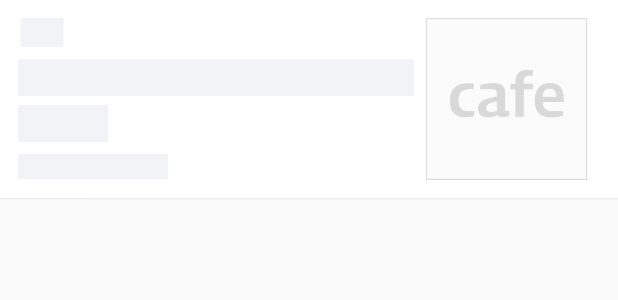
After one commit to Ssioo/daum_cafe_mock_android_sio, an Android app: the layout item_article_default_popular.xml on its own in the app's theme, with its tools: preview values and no code run, on a phone screen of 412 x 824 dp. The commit adds this screen. Shown: the top 300 px of the screen. Run offline under Robolectric (Android 15) with nearby library versions, the phone set to English and light mode, and no system bars.

```diff
--- a/app/src/main/java/com/softsquared/softsquared_daum_cafe/src/chat/ChatActivity.java
+++ b/app/src/main/java/com/softsquared/softsquared_daum_cafe/src/chat/ChatActivity.java
@@ -68,6 +68,7 @@ public class ChatActivity extends BaseActivity implements ChatActivityView {
             public void onChildAdded(@NonNull DataSnapshot dataSnapshot, @Nullable String s) {
                 ChatRequest chatRequest = dataSnapshot.getValue(ChatRequest.class);
                 chatListViewAdapter.addChat(chatRequest);
+                rvChat.scrollToPosition(chatListViewAdapter.getItemCount() - 1);
             }
 
             @Override
@@ -110,10 +111,11 @@ public class ChatActivity extends BaseActivity implements ChatActivityView {
         switch (v.getId()) {
             case R.id.tv_submit_chat:
                 Date createdAt = new Date();
-                ChatRequest chatRequest = new ChatRequest(sSharedPreferences.getString(USER_ID, ""), etInputChat.getText().toString(), createdAt.getTime());
+                ChatRequest chatRequest = new ChatRequest(sSharedPreferences.getString(USER_NAME, ""), etInputChat.getText().toString(), createdAt.getTime());
                 fdrChat.push().setValue(chatRequest);
                 etInputChat.setText("");
                 break;
         }
     }
+
 }
--- a/app/src/main/java/com/softsquared/softsquared_daum_cafe/src/chat/adapter/ChatListViewAdapter.java
+++ b/app/src/main/java/com/softsquared/softsquared_daum_cafe/src/chat/adapter/ChatListViewAdapter.java
@@ -17,7 +17,7 @@ import java.util.ArrayList;
 import java.util.Date;
 import java.util.Locale;
 
-import static com.softsquared.softsquared_daum_cafe.src.ApplicationClass.USER_ID;
+import static com.softsquared.softsquared_daum_cafe.src.ApplicationClass.USER_NAME;
 import static com.softsquared.softsquared_daum_cafe.src.ApplicationClass.sSharedPreferences;
 
 public class ChatListViewAdapter extends RecyclerView.Adapter {
@@ -68,7 +68,7 @@ public class ChatListViewAdapter extends RecyclerView.Adapter {
 
     @Override
     public int getItemViewType(int position) {
-        if (chatRequests.get(position).getUserName().equals(sSharedPreferences.getString(USER_ID, "")))
+        if (chatRequests.get(position).getUserName().equals(sSharedPreferences.getString(USER_NAME, "")))
             return VIEWTYPE_MINE;
         else
             return VIEWTYPE_OTHERS;
--- a/app/src/main/java/com/softsquared/softsquared_daum_cafe/src/main/fragments/popular/adapter/PopularArticlesPager.java
+++ b/app/src/main/java/com/softsquared/softsquared_daum_cafe/src/main/fragments/popular/adapter/PopularArticlesPager.java
@@ -7,16 +7,17 @@ import androidx.fragment.app.FragmentStatePagerAdapter;
 
 import com.softsquared.softsquared_daum_cafe.src.main.fragments.popular.fragments.PopularArticleListFragment;
 import com.softsquared.softsquared_daum_cafe.src.main.fragments.popular.models.Article;
+import com.softsquared.softsquared_daum_cafe.src.main.fragments.popular.models.PopularResponse;
 
 import java.util.ArrayList;
 
 public class PopularArticlesPager extends FragmentStatePagerAdapter {
 
-    ArrayList<ArrayList<Article>> articles;
+    ArrayList<ArrayList<PopularResponse.Result>> articles;
     private int viewType;
 
 
-    public PopularArticlesPager(@NonNull FragmentManager fm, ArrayList<ArrayList<Article>> articles, int viewType) {
+    public PopularArticlesPager(@NonNull FragmentManager fm, ArrayList<ArrayList<PopularResponse.Result>> articles, int viewType) {
         super(fm);
         this.articles = articles;
         this.viewType = viewType;
--- a/app/src/main/java/com/softsquared/softsquared_daum_cafe/src/signselect/signin/interfaces/SignInActivityView.java
+++ b/app/src/main/java/com/softsquared/softsquared_daum_cafe/src/signselect/signin/interfaces/SignInActivityView.java
@@ -4,7 +4,9 @@ import android.view.View;
 
 public interface SignInActivityView extends View.OnClickListener{
 
-    void validateSuccess(String token, String id, String name);
+    void validateSuccessWithNewToken(String token, String id, String name);
+
+    void validateSuccessWithoutNewToken(String name);
 
     void validateFailure(String message);
 }
--- a/app/src/main/java/com/softsquared/softsquared_daum_cafe/src/signselect/signin/models/SignInResponse.java
+++ b/app/src/main/java/com/softsquared/softsquared_daum_cafe/src/signselect/signin/models/SignInResponse.java
@@ -6,6 +6,8 @@ import com.softsquared.softsquared_daum_cafe.src.common.models.DefaultResponse;
 public class SignInResponse extends DefaultResponse {
     @SerializedName("jwt")
     private String token;
+
+    @SerializedName("name") String name; // token으로 로그인 시 resonse.
 
     @SerializedName("userInfo")
     private UserInfo userInfo;
@@ -19,6 +21,10 @@ public class SignInResponse extends DefaultResponse {
 
     public UserInfo getUserInfo() {
         return userInfo;
+    }
+
+    public String getName() {
+        return name;
     }
 
     public static class UserInfo {
--- a/app/src/main/java/com/softsquared/softsquared_daum_cafe/src/signselect/signout/SignOutActivity.java
+++ b/app/src/main/java/com/softsquared/softsquared_daum_cafe/src/signselect/signout/SignOutActivity.java
@@ -12,6 +12,7 @@ import androidx.appcompat.app.AlertDialog;
 import com.softsquared.softsquared_daum_cafe.R;
 import com.softsquared.softsquared_daum_cafe.src.BaseActivity;
 import com.softsquared.softsquared_daum_cafe.src.signselect.signout.interfaces.SignOutActivityView;
+import com.softsquared.softsquared_daum_cafe.src.splash.SplashActivity;
 
 import static com.softsquared.softsquared_daum_cafe.src.ApplicationClass.USER_ID;
 import static com.softsquared.softsquared_daum_cafe.src.ApplicationClass.USER_LOGINNED;
@@ -63,9 +64,10 @@ public class SignOutActivity extends BaseActivity implements SignOutActivityView
                         .setPositiveButton("확인", new DialogInterface.OnClickListener() {
                             @Override
                             public void onClick(DialogInterface dialog, int which) {
-                                sSharedPreferences.edit().putString(X_ACCESS_TOKEN, null).apply();
+                                sSharedPreferences.edit().remove(X_ACCESS_TOKEN).apply();
                                 sSharedPreferences.edit().putBoolean(USER_LOGINNED, false).apply();
                                 dialog.dismiss();
+                                startNextActivity(SplashActivity.class);
                                 finish();
                             }
                         }).setNegativeButton("취소", new DialogInterface.OnClickListener() {
--- /dev/null
+++ b/app/src/main/res/layout/item_article_default_popular.xml
@@ -0,0 +1,60 @@
+<?xml version="1.0" encoding="utf-8"?>
+<LinearLayout xmlns:android="http://schemas.android.com/apk/res/android"
+    xmlns:app="http://schemas.android.com/apk/res-auto"
+    xmlns:tools="http://schemas.android.com/tools"
+    android:layout_width="match_parent"
+    android:layout_height="132dp"
+    android:background="@android:color/white"
+    android:elevation="1dp"
+    android:orientation="horizontal"
+    android:padding="12dp">
+
+    <LinearLayout
+        android:layout_width="0dp"
+        android:layout_height="match_parent"
+        android:layout_weight="1"
+        android:orientation="vertical">
+
+        <TextView
+            android:id="@+id/tv_num_article_popular_default"
+            android:layout_width="24dp"
+            android:layout_height="wrap_content"
+            android:layout_marginStart="4dp"
+            android:background="@color/color_background_popular"
+            android:textColor="@android:color/black"
+            android:scaleX="1.2"/>
+
+        <TextView
+            android:id="@+id/tv_title_article_popular_default"
+            android:layout_width="match_parent"
+            android:layout_height="wrap_content"
+            android:background="@color/color_background_popular"
+            android:layout_marginTop="8dp"
+            android:textColor="@android:color/black"
+            android:textSize="18sp"/>
+
+        <TextView
+            android:id="@+id/tv_title2_article_popular_default"
+            android:layout_width="60dp"
+            android:layout_height="wrap_content"
+            android:background="@color/color_background_popular"
+            android:layout_marginTop="6dp"
+            android:textColor="@android:color/black"
+            android:textSize="18sp"/>
+
+        <TextView
+            android:id="@+id/tv_cafename_article_popular_default"
+            android:layout_width="100dp"
+            android:layout_height="wrap_content"
+            android:background="@color/color_background_popular"
+            android:layout_marginTop="8dp"
+            android:textSize="12sp"/>
+    </LinearLayout>
+
+    <ImageView
+        android:id="@+id/iv_img_article_popular_default"
+        android:layout_width="wrap_content"
+        android:layout_height="wrap_content"
+        android:adjustViewBounds="true"
+        app:srcCompat="@drawable/iv_thumbnail_cafe_square" />
+</LinearLayout>
```
Also changed, not shown: app/src/main/java/com/softsquared/softsquared_daum_cafe/src/BaseFragment.java (+21 -0 lines), app/src/main/java/com/softsquared/softsquared_daum_cafe/src/main/fragments/popular/PopularFragment.java (+64 -37 lines), app/src/main/java/com/softsquared/softsquared_daum_cafe/src/main/fragments/popular/PopularService.java (added, +40 -0 lines), app/src/main/java/com/softsquared/softsquared_daum_cafe/src/main/fragments/popular/fragments/PopularArticleListFragment.java (+21 -6 lines), app/src/main/java/com/softsquared/softsquared_daum_cafe/src/main/fragments/popular/fragments/adapter/PopularArticleListAdapter.java (+36 -11 lines), app/src/main/java/com/softsquared/softsquared_daum_cafe/src/main/fragments/popular/interfaces/PopularFragmentView.java (+7 -0 lines), app/src/main/java/com/softsquared/softsquared_daum_cafe/src/main/fragments/popular/interfaces/PopularRetrofitInterface.java (+5 -2 lines), app/src/main/java/com/softsquared/softsquared_daum_cafe/src/main/fragments/popular/models/PopularResponse.java (added, +44 -0 lines), app/src/main/java/com/softsquared/softsquared_daum_cafe/src/signselect/signin/SignInActivity.java (+14 -3 lines), app/src/main/java/com/softsquared/softsquared_daum_cafe/src/signselect/signin/SignInService.java (+15 -6 lines).
